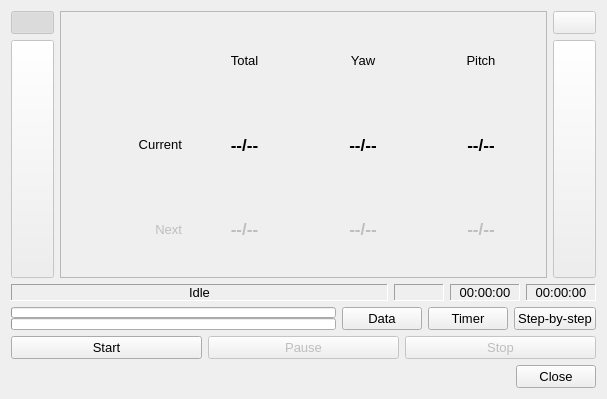
Above: papywizard/view/shootDialog.ui from bingostar89/Papywizard before the change. Below: the same form after it.
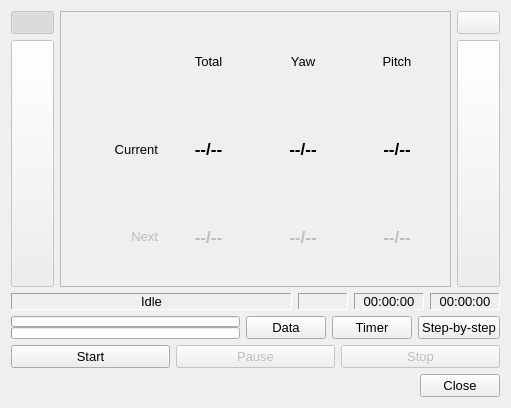
That is the form after the change. Icons and pictures are not drawn.

The edit to the form file:
```diff
--- a/papywizard/view/shootDialog.ui
+++ b/papywizard/view/shootDialog.ui
@@ -5,8 +5,8 @@
    <rect>
     <x>0</x>
     <y>0</y>
-    <width>607</width>
-    <height>399</height>
+    <width>511</width>
+    <height>408</height>
    </rect>
   </property>
   <property name="font" >
```
Left out of the diff: 44 changed lines with no effect on the pictures.
